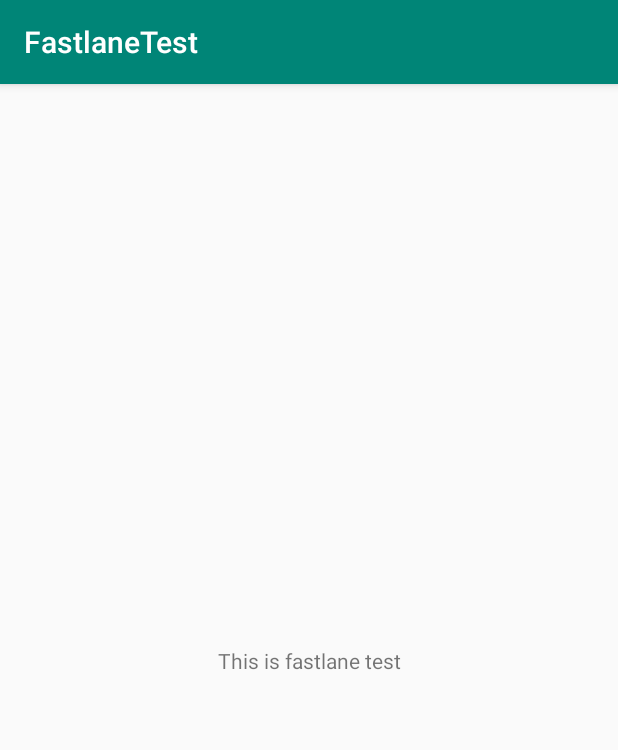
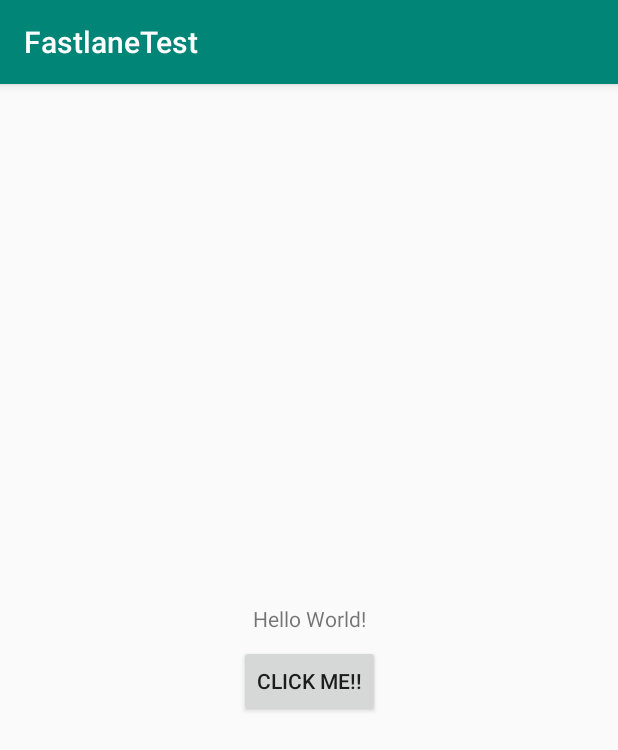
Before and after one commit to thawzinaungTZA/FastlaneTest, an Android app: the screen it shows after launch (MainActivity), on a phone screen of 412 x 824 dp. Shown: the top 750 px of the screen. Run offline under Robolectric (Android 15) with nearby library versions, the phone set to English and light mode, and no system bars.

Commit message:
Add click me button and change text

```diff
--- a/app/src/main/java/hivelocity/co/jp/fastlanetest/MainActivity.kt
+++ b/app/src/main/java/hivelocity/co/jp/fastlanetest/MainActivity.kt
@@ -1,12 +1,17 @@
 package hivelocity.co.jp.fastlanetest
 
+import android.os.Bundle
 import android.support.v7.app.AppCompatActivity
-import android.os.Bundle
+import android.widget.Toast
+import kotlinx.android.synthetic.main.activity_main.*
 
 class MainActivity : AppCompatActivity() {
 
     override fun onCreate(savedInstanceState: Bundle?) {
         super.onCreate(savedInstanceState)
         setContentView(R.layout.activity_main)
+        btnClickMe.setOnClickListener {
+            Toast.makeText(this@MainActivity, getString(R.string.this_is_fastlane_test), Toast.LENGTH_LONG).show()
+        }
     }
 }
--- a/app/src/main/res/layout/activity_main.xml
+++ b/app/src/main/res/layout/activity_main.xml
@@ -6,13 +6,31 @@
     android:layout_height="match_parent"
     tools:context=".MainActivity">
 
-    <TextView
-        android:layout_width="wrap_content"
+    <android.support.constraint.ConstraintLayout
+        android:layout_width="match_parent"
         android:layout_height="wrap_content"
-        android:text="@string/this_is_fastlane_test"
         app:layout_constraintBottom_toBottomOf="parent"
         app:layout_constraintLeft_toLeftOf="parent"
         app:layout_constraintRight_toRightOf="parent"
-        app:layout_constraintTop_toTopOf="parent" />
+        app:layout_constraintTop_toTopOf="parent">
+
+        <TextView
+            android:id="@+id/txtTitle"
+            android:layout_width="wrap_content"
+            android:layout_height="wrap_content"
+            android:text="Hello World!"
+            app:layout_constraintLeft_toLeftOf="parent"
+            app:layout_constraintRight_toRightOf="parent" />
+
+        <Button
+            android:id="@+id/btnClickMe"
+            android:layout_width="wrap_content"
+            android:layout_height="wrap_content"
+            android:layout_marginTop="8dp"
+            android:text="@string/click_me"
+            app:layout_constraintLeft_toLeftOf="parent"
+            app:layout_constraintRight_toRightOf="parent"
+            app:layout_constraintTop_toBottomOf="@+id/txtTitle" />
+    </android.support.constraint.ConstraintLayout>
 
 </android.support.constraint.ConstraintLayout>
--- a/app/src/main/res/values/strings.xml
+++ b/app/src/main/res/values/strings.xml
@@ -1,4 +1,5 @@
 <resources>
     <string name="app_name">FastlaneTest</string>
     <string name="this_is_fastlane_test">This is fastlane test</string>
+    <string name="click_me">Click Me!!</string>
 </resources>
```
